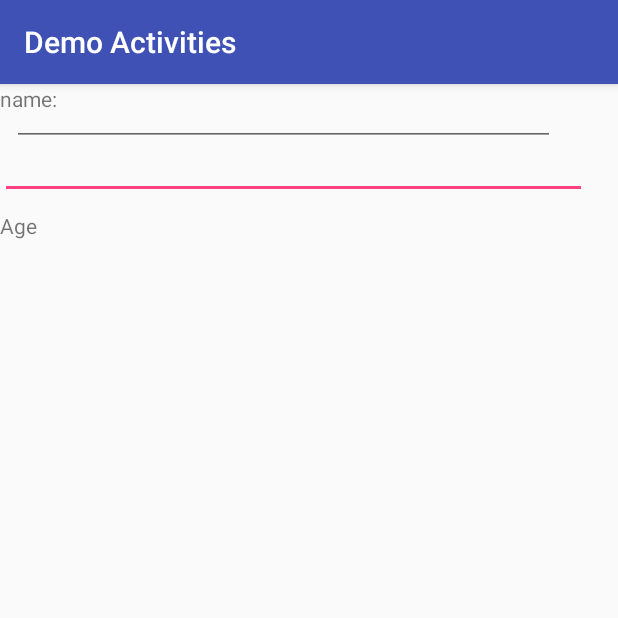
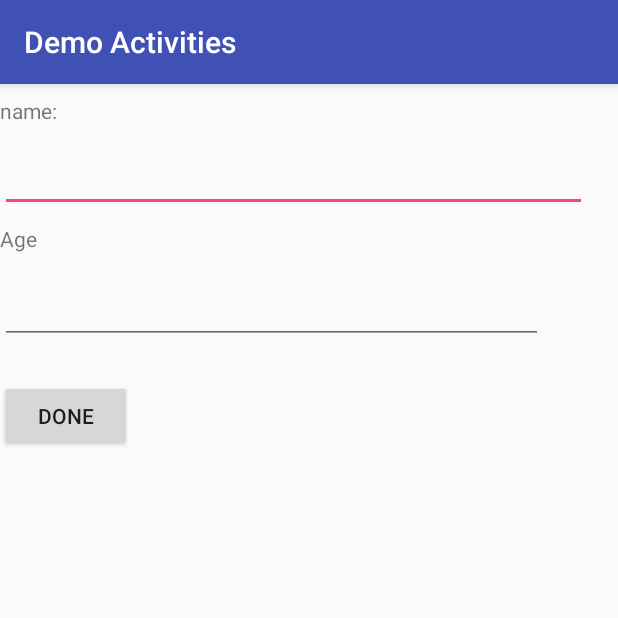
Before and after one commit to darrellboey/DemoActivities, an Android app: the screen it shows after launch (MainActivity), on a phone screen of 412 x 824 dp, the top half of it. Run offline under Robolectric (Android 15) with nearby library versions, the phone set to English and light mode, and no system bars.

Commit message:
complete code and test

```diff
--- a/app/src/main/res/layout/activity_main.xml
+++ b/app/src/main/res/layout/activity_main.xml
@@ -13,17 +13,18 @@
         android:layout_height="wrap_content"
         android:text="name:"
         tools:layout_editor_absoluteX="6dp"
-        tools:layout_editor_absoluteY="5dp" />
+        app:layout_constraintTop_toTopOf="parent"
+        android:layout_marginTop="8dp" />
 
     <EditText
         android:id="@+id/editTextName"
         android:layout_width="391dp"
         android:layout_height="50dp"
-        android:layout_marginTop="7dp"
         android:ems="10"
         android:inputType="textPersonName"
-        app:layout_constraintTop_toBottomOf="@+id/textViewName"
-        tools:layout_editor_absoluteX="-3dp" />
+        tools:layout_editor_absoluteX="-3dp"
+        android:layout_marginTop="8dp"
+        app:layout_constraintTop_toBottomOf="@+id/textViewName" />
 
     <TextView
         android:id="@+id/textViewAge"
@@ -38,10 +39,19 @@
         android:id="@+id/editTextAge"
         android:layout_width="362dp"
         android:layout_height="41dp"
-        android:layout_marginLeft="8dp"
         android:ems="10"
         android:inputType="textPersonName"
-        app:layout_constraintLeft_toLeftOf="@+id/textViewAge"
-        tools:layout_editor_absoluteY="119dp" />
+        android:layout_marginTop="19dp"
+        app:layout_constraintTop_toBottomOf="@+id/textViewAge"
+        tools:layout_editor_absoluteX="6dp" />
+
+    <Button
+        android:id="@+id/buttonDone"
+        android:layout_width="wrap_content"
+        android:layout_height="wrap_content"
+        android:text="Done"
+        tools:layout_editor_absoluteX="16dp"
+        android:layout_marginTop="24dp"
+        app:layout_constraintTop_toBottomOf="@+id/editTextAge" />
 
 </android.support.constraint.ConstraintLayout>
```
